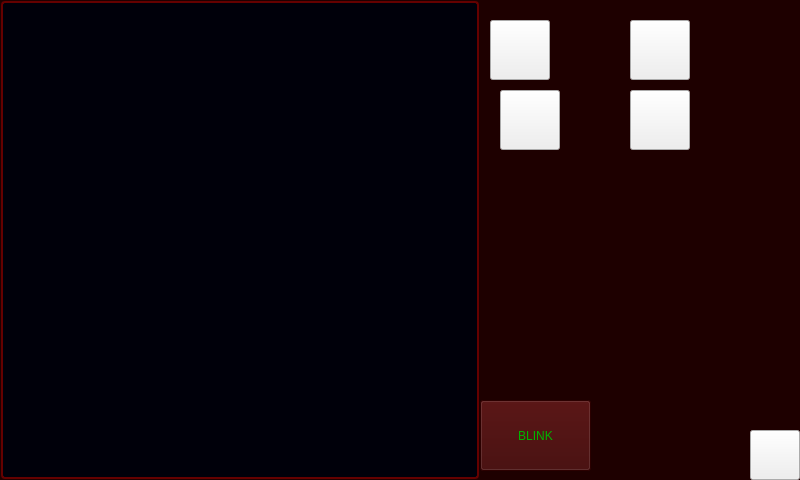
Old version of the form piguider.ui in the repository radmilofelix/PiGuider.
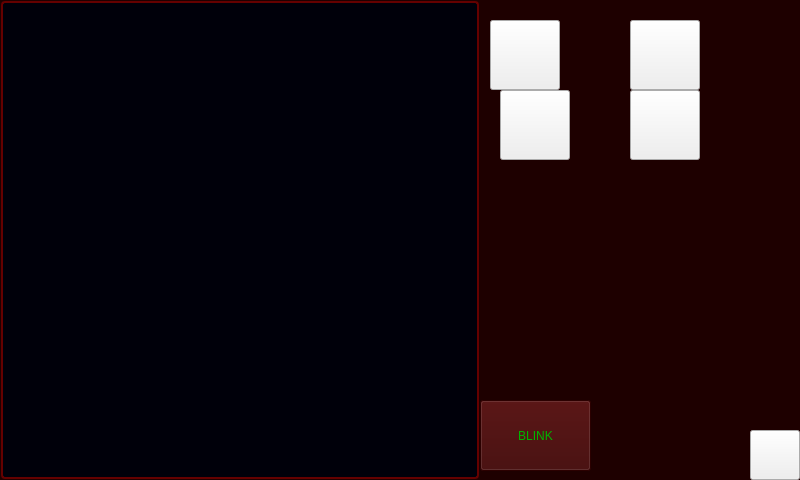
New version of the form. Icons and pictures are not drawn.

Patch:
```diff
--- a/piguider.ui
+++ b/piguider.ui
@@ -505,8 +505,8 @@
      <rect>
       <x>490</x>
       <y>20</y>
-      <width>60</width>
-      <height>60</height>
+      <width>70</width>
+      <height>70</height>
      </rect>
     </property>
     <property name="styleSheet">
@@ -531,8 +531,8 @@
      <rect>
       <x>630</x>
       <y>20</y>
-      <width>60</width>
-      <height>60</height>
+      <width>70</width>
+      <height>70</height>
      </rect>
     </property>
     <property name="styleSheet">
@@ -577,8 +577,8 @@
      <rect>
       <x>500</x>
       <y>90</y>
-      <width>60</width>
-      <height>60</height>
+      <width>70</width>
+      <height>70</height>
      </rect>
     </property>
     <property name="styleSheet">
@@ -603,8 +603,8 @@
      <rect>
       <x>630</x>
       <y>90</y>
-      <width>60</width>
-      <height>60</height>
+      <width>70</width>
+      <height>70</height>
      </rect>
     </property>
     <property name="styleSheet">
@@ -627,8 +627,8 @@
    <widget class="QLabel" name="ledLabelGuider">
     <property name="geometry">
      <rect>
-      <x>570</x>
-      <y>30</y>
+      <x>573</x>
+      <y>44</y>
       <width>32</width>
       <height>32</height>
      </rect>
@@ -643,8 +643,8 @@
    <widget class="QLabel" name="ledLabelDSLR">
     <property name="geometry">
      <rect>
-      <x>700</x>
-      <y>30</y>
+      <x>704</x>
+      <y>38</y>
       <width>32</width>
       <height>32</height>
      </rect>
@@ -659,8 +659,8 @@
    <widget class="QLabel" name="ledLabelSoftIntervalometer">
     <property name="geometry">
      <rect>
-      <x>570</x>
-      <y>110</y>
+      <x>575</x>
+      <y>115</y>
       <width>32</width>
       <height>32</height>
      </rect>
@@ -675,8 +675,8 @@
    <widget class="QLabel" name="ledLabelHardIntervalometer">
     <property name="geometry">
      <rect>
-      <x>700</x>
-      <y>110</y>
+      <x>697</x>
+      <y>117</y>
       <width>32</width>
       <height>32</height>
      </rect>
```
